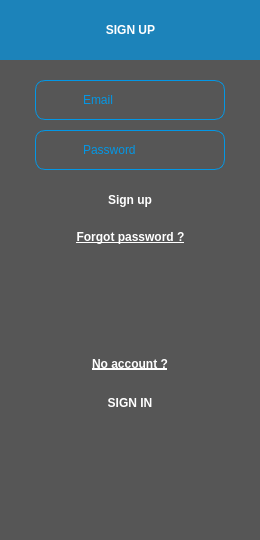
mistrale/everywhere, file connection.ui: the form before one commit.
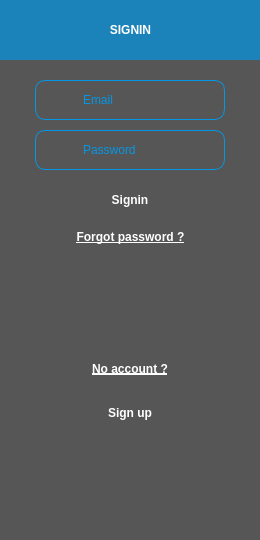
The form after the commit. Icons and pictures are not drawn.

Commit message: dynamic design connection/registration

Diff of the .ui file:
```diff
--- a/connection.ui
+++ b/connection.ui
@@ -34,7 +34,7 @@
       <x>0</x>
       <y>0</y>
       <width>261</width>
-      <height>563</height>
+      <height>573</height>
      </rect>
     </property>
     <layout class="QVBoxLayout" name="verticalLayout">
@@ -68,7 +68,7 @@
 }</string>
        </property>
        <property name="text">
-        <string>SIGN UP</string>
+        <string>SIGNIN</string>
        </property>
        <property name="alignment">
         <set>Qt::AlignCenter</set>
@@ -161,7 +161,7 @@
 }</string>
        </property>
        <property name="text">
-        <string>Sign up</string>
+        <string>Signin</string>
        </property>
       </widget>
      </item>
@@ -287,7 +287,7 @@
 }</string>
        </property>
        <property name="text">
-        <string>SIGN IN</string>
+        <string>Sign up</string>
        </property>
       </widget>
      </item>
```
The commit also changes 10 other files.
